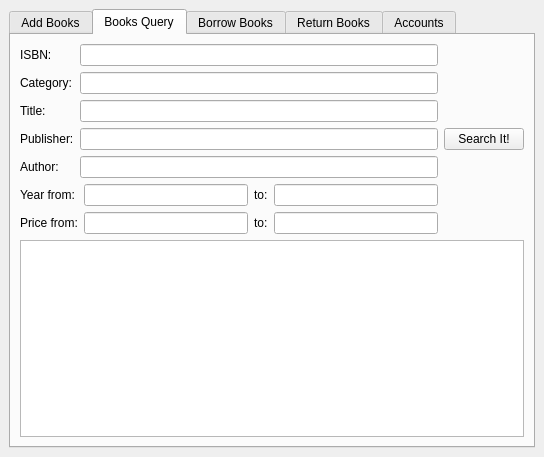
The window that mainwindow.ui (jxwufan/BookManagementSystem) describes before a commit, drawn with Qt 5.
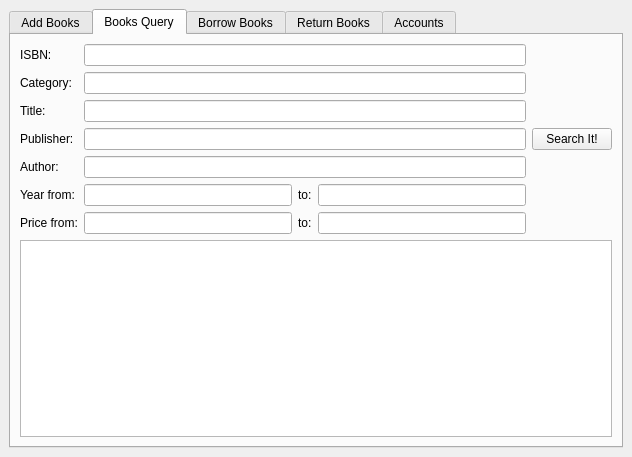
The same window after the commit. The open tabs and pages were chosen to show the change.

Patch:
```diff
--- a/mainwindow.ui
+++ b/mainwindow.ui
@@ -6,7 +6,7 @@
    <rect>
     <x>0</x>
     <y>0</y>
-    <width>544</width>
+    <width>632</width>
     <height>457</height>
    </rect>
   </property>
@@ -155,7 +155,7 @@
              <item>
               <layout class="QHBoxLayout" name="horizontalLayout_2">
                <item>
-                <widget class="QLineEdit" name="lineEdit">
+                <widget class="QLineEdit" name="fileEdit">
                  <property name="readOnly">
                   <bool>true</bool>
                  </property>
@@ -190,15 +190,11 @@
        </attribute>
        <layout class="QGridLayout" name="gridLayout_2">
         <item row="0" column="0">
-         <layout class="QVBoxLayout" name="verticalLayout_12">
+         <layout class="QVBoxLayout" name="verticalLayout_7">
           <item>
            <layout class="QHBoxLayout" name="horizontalLayout_6">
             <item>
-             <layout class="QVBoxLayout" name="verticalLayout_11">
-              <item>
-               <layout class="QHBoxLayout" name="horizontalLayout_4">
-                <item>
-                 <layout class="QVBoxLayout" name="verticalLayout_5">
+             <layout class="QVBoxLayout" name="verticalLayout_6">
                   <item>
                    <widget class="QLabel" name="ISBNLabel_2">
                     <property name="text">
@@ -234,10 +230,24 @@
                     </property>
                    </widget>
                   </item>
+              <item>
+               <widget class="QLabel" name="label">
+                <property name="text">
+                 <string>Year from:</string>
+                </property>
+               </widget>
+              </item>
+              <item>
+               <widget class="QLabel" name="label_3">
+                <property name="text">
+                 <string>Price from:</string>
+                </property>
+               </widget>
+              </item>
                  </layout>
                 </item>
                 <item>
-                 <layout class="QVBoxLayout" name="verticalLayout_6">
+             <layout class="QVBoxLayout" name="verticalLayout_5">
                   <item>
                    <widget class="QLineEdit" name="ISBNEdit_2"/>
                   </item>
@@ -253,43 +263,12 @@
                   <item>
                    <widget class="QLineEdit" name="authorEdit_2"/>
                   </item>
-                 </layout>
-                </item>
-               </layout>
-              </item>
               <item>
-               <layout class="QHBoxLayout" name="horizontalLayout_5">
-                <item>
-                 <layout class="QVBoxLayout" name="verticalLayout_10">
-                  <item>
-                   <widget class="QLabel" name="label">
-                    <property name="text">
-                     <string>Year from:</string>
-                    </property>
-                   </widget>
-                  </item>
-                  <item>
-                   <widget class="QLabel" name="label_3">
-                    <property name="text">
-                     <string>Price from:</string>
-                    </property>
-                   </widget>
-                  </item>
-                 </layout>
-                </item>
-                <item>
-                 <layout class="QVBoxLayout" name="verticalLayout_9">
+               <layout class="QHBoxLayout" name="horizontalLayout_4">
                   <item>
                    <widget class="QLineEdit" name="yearFromEdit"/>
                   </item>
                   <item>
-                   <widget class="QLineEdit" name="priceFromEdit"/>
-                  </item>
-                 </layout>
-                </item>
-                <item>
-                 <layout class="QVBoxLayout" name="verticalLayout_8">
-                  <item>
                    <widget class="QLabel" name="label_2">
                     <property name="text">
                      <string>to:</string>
@@ -297,19 +276,22 @@
                    </widget>
                   </item>
                   <item>
-                   <widget class="QLabel" name="label_4">
-                    <property name="text">
-                     <string>to:</string>
-                    </property>
-                   </widget>
-                  </item>
-                 </layout>
-                </item>
-                <item>
-                 <layout class="QVBoxLayout" name="verticalLayout_7">
-                  <item>
                    <widget class="QLineEdit" name="yearToEdit"/>
                   </item>
+               </layout>
+              </item>
+              <item>
+               <layout class="QHBoxLayout" name="horizontalLayout_5">
+                <item>
+                 <widget class="QLineEdit" name="priceFromEdit"/>
+                </item>
+                <item>
+                 <widget class="QLabel" name="label_4">
+                  <property name="text">
+                   <string>to:</string>
+                  </property>
+                 </widget>
+                </item>
                   <item>
                    <widget class="QLineEdit" name="priceToEdit"/>
                   </item>
@@ -317,8 +299,6 @@
                 </item>
                </layout>
               </item>
-             </layout>
-            </item>
             <item>
              <widget class="QPushButton" name="searchButton">
               <property name="text">
@@ -381,9 +361,9 @@
             <item>
              <layout class="QVBoxLayout" name="verticalLayout_15">
               <item>
-               <widget class="QPushButton" name="conformButton">
+               <widget class="QPushButton" name="confirmButton">
                 <property name="text">
-                 <string>Comform ID</string>
+                 <string>Comfirm ID</string>
                 </property>
                </widget>
               </item>
@@ -451,9 +431,9 @@
             <item>
              <layout class="QVBoxLayout" name="verticalLayout_20">
               <item>
-               <widget class="QPushButton" name="conformButton_2">
+               <widget class="QPushButton" name="confirmButton_2">
                 <property name="text">
-                 <string>Comform ID</string>
+                 <string>Comfirm ID</string>
                 </property>
                </widget>
               </item>
```
Left out of the diff: 170 changed lines with no effect on the pictures. Lines whose indentation alone changed are shown as unchanged.
